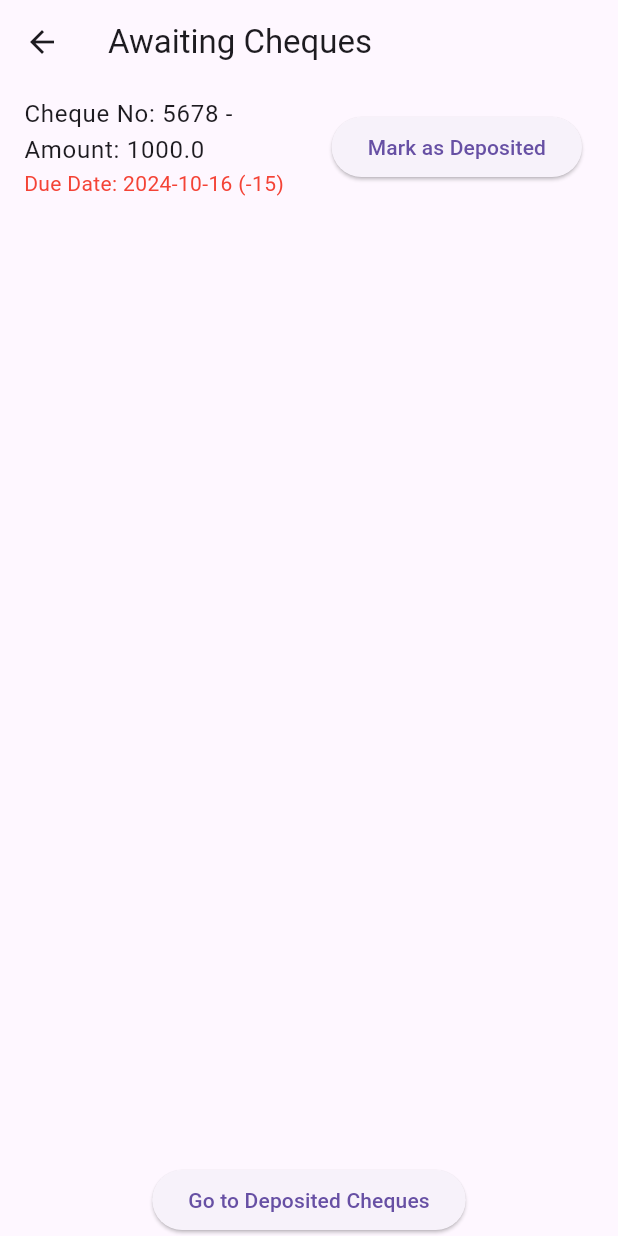
After one commit to ahmed-aa2204608/cuddly-spoon, a Flutter app: the ChequeScreen screen opened directly, after a tap on "Mark as Deposited", on a phone screen of 412 x 824 dp. The commit adds this screen. Run offline on Flutter 3.47's test engine with Material 3 defaults, Android fonts, the phone set to English and light mode, and no system bars; our stand-ins replace flutter_riverpod, image_picker.

Commit message:
cheque screens update

```diff
--- a/YalaPay/lib/main.dart
+++ b/YalaPay/lib/main.dart
@@ -1,3 +1,4 @@
+import 'package:YalaPay/screens/cheque_screen.dart';
 import 'package:flutter/material.dart';
 import 'package:flutter_riverpod/flutter_riverpod.dart';
 import 'screens/invoice_list_screen.dart';
--- a/YalaPay/lib/models/cheque.dart
+++ b/YalaPay/lib/models/cheque.dart
@@ -1,12 +1,19 @@
+import 'dart:convert';
+import 'package:flutter/services.dart';
+
 class Cheque {
   final int chequeNo;
   final double amount;
   final String drawer;
   final String bankName;
-  final String status;
+  String status;
   final DateTime receivedDate;
   final DateTime dueDate;
   final String chequeImageUri;
+  String? returnReason;
+  DateTime? depositDate;
+  DateTime? cashedDate;
+  DateTime? returnDate;
 
   Cheque({
     required this.chequeNo,
@@ -17,6 +24,10 @@ class Cheque {
     required this.receivedDate,
     required this.dueDate,
     required this.chequeImageUri,
+    this.returnReason,
+    this.depositDate,
+    this.cashedDate,
+    this.returnDate,
   });
 
   factory Cheque.fromJson(Map<String, dynamic> json) {
@@ -31,4 +42,17 @@ class Cheque {
       chequeImageUri: json['chequeImageUri'],
     );
   }
+
+  static Future<List<Cheque>> fetchCheques() async {
+    final String response =
+        await rootBundle.loadString('assets/data/cheques.json');
+    final List<dynamic> data = json.decode(response);
+    return data.map((json) => Cheque.fromJson(json)).toList();
+  }
+
+  static Future<List<String>> fetchReturnReasons() async {
+    final String response =
+        await rootBundle.loadString('assets/data/return-reasons.json');
+    return List<String>.from(json.decode(response));
+  }
 }
--- /dev/null
+++ b/YalaPay/lib/screens/cheque_screen.dart
@@ -0,0 +1,82 @@
+import 'package:YalaPay/models/cheque.dart';
+import 'package:YalaPay/screens/cheque_deposits_screen.dart';
+import 'package:flutter/material.dart';
+
+class ChequeScreen extends StatefulWidget {
+  @override
+  _ChequeScreenState createState() => _ChequeScreenState();
+}
+
+class _ChequeScreenState extends State<ChequeScreen> {
+  List<Cheque> awaitingCheques = [];
+
+  @override
+  void initState() {
+    super.initState();
+    loadCheques();
+  }
+
+  Future<void> loadCheques() async {
+    List<Cheque> cheques = await Cheque.fetchCheques();
+    setState(() {
+      awaitingCheques =
+          cheques.where((cheque) => cheque.status == 'Awaiting').toList();
+    });
+  }
+
+  void markAsDeposited(Cheque cheque) {
+    setState(() {
+      cheque.status = 'Deposited';
+      cheque.depositDate = DateTime.now();
+      awaitingCheques.remove(cheque);
+    });
+  }
+
+  @override
+  Widget build(BuildContext context) {
+    return Scaffold(
+      appBar: AppBar(title: Text('Awaiting Cheques')),
+      body: Column(
+        children: [
+          Expanded(
+            child: ListView.builder(
+              itemCount: awaitingCheques.length,
+              itemBuilder: (context, index) {
+                Cheque cheque = awaitingCheques[index];
+                int remainingDays =
+                    cheque.dueDate.difference(DateTime.now()).inDays;
+                Color dateColor =
+                    remainingDays >= 0 ? Colors.green : Colors.red;
+                String dateDisplay = remainingDays >= 0
+                    ? '(+$remainingDays)'
+                    : '($remainingDays)';
+
+                return ListTile(
+                  title: Text(
+                      'Cheque No: ${cheque.chequeNo} - Amount: ${cheque.amount}'),
+                  subtitle: Text(
+                    'Due Date: ${cheque.dueDate.toLocal().toString().split(" ")[0]} $dateDisplay',
+                    style: TextStyle(color: dateColor),
+                  ),
+                  trailing: ElevatedButton(
+                    onPressed: () => markAsDeposited(cheque),
+                    child: Text('Mark as Deposited'),
+                  ),
+                );
+              },
+            ),
+          ),
+          ElevatedButton(
+            onPressed: () {
+              Navigator.push(
+                context,
+                MaterialPageRoute(builder: (context) => ChequeDepositsScreen()),
+              );
+            },
+            child: Text('Go to Deposited Cheques'),
+          ),
+        ],
+      ),
+    );
+  }
+}
--- a/YalaPay/pubspec.yaml
+++ b/YalaPay/pubspec.yaml
@@ -34,6 +34,8 @@ dependencies:
   go_router: ^14.3.0
   flutter_riverpod: ^2.5.3
   image_picker: ^0.8.4+3
+  intl: ^0.19.0
+  provider: ^6.1.2
 
 dev_dependencies:
   flutter_test:
```
Also changed, not shown: YalaPay/lib/screens/cheque_deposits_screen.dart (added, +150 -0 lines), YalaPay/lib/screens/ChequeDepositsScreen.dart (deleted).
